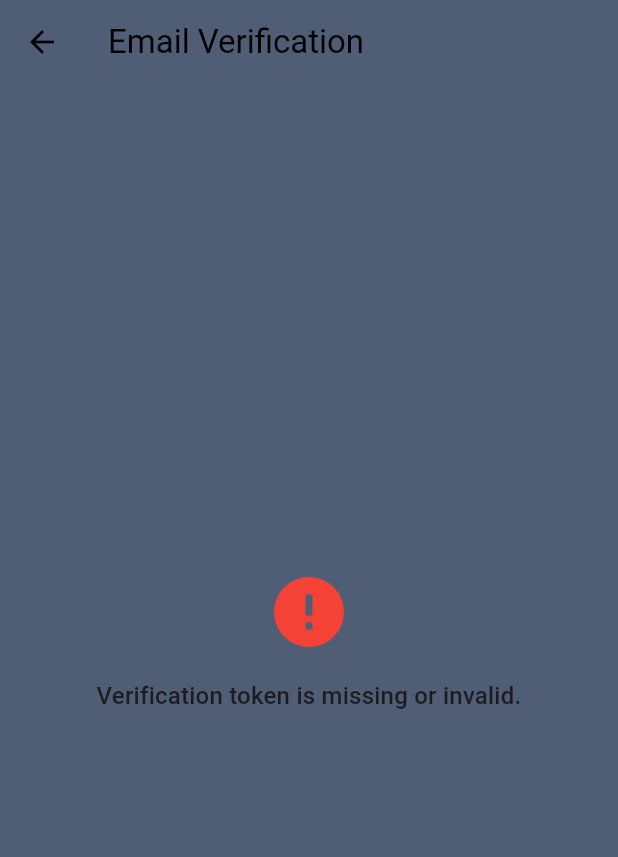
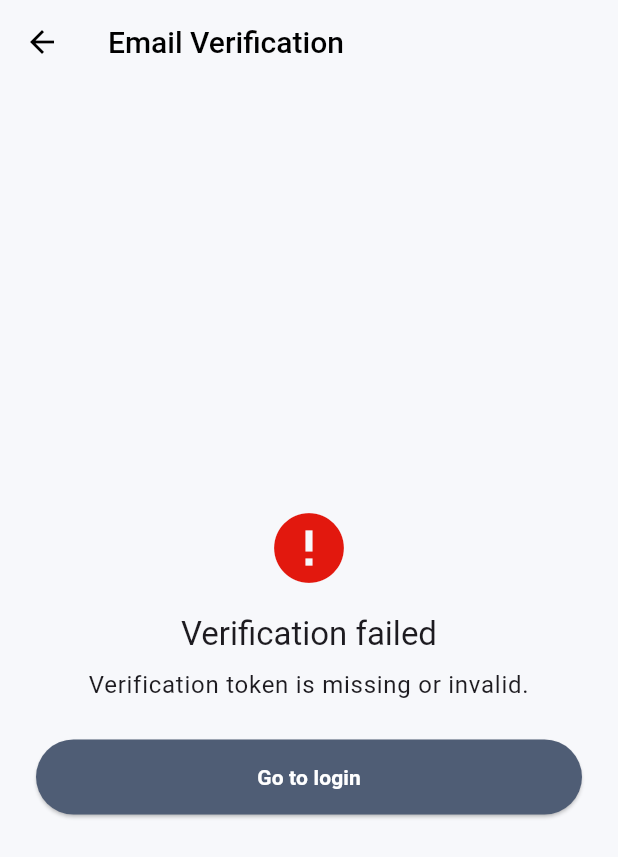
Before and after one commit to CatalystTue/Web-App, a Flutter app: the VerifyScreen screen opened by its route, on a phone screen of 412 x 824 dp. Shown: the top 857 px of the screen. Run offline on Flutter 3.47's test engine with Material 3 defaults, Android fonts, the phone set to English and light mode, and no system bars; drawn by our look-alikes of overlay_support; our stand-ins replace appinio_swiper, gap, get, get_storage; missing offline and left inert: dart:html, dart:ui_web; accounts and stored records are empty.

```diff
--- a/lib/Core/Data/Services/auth_service.dart
+++ b/lib/Core/Data/Services/auth_service.dart
@@ -231,7 +231,7 @@ class AuthenticationService extends ServicesHelper {
     required String htmlName,
     required List<String> groups,
   }) async {
-    final uri = Uri.parse('$baseURL/adminlogin/send-page-now');
+    final uri = Uri.parse('$baseURL/adminlogin/send-now-page');
     final body = jsonEncode(<String, dynamic>{
       'HTMLname': htmlName,
       'groups': groups,
--- a/lib/Features/initform/presentation/controller/initform_controller.dart
+++ b/lib/Features/initform/presentation/controller/initform_controller.dart
@@ -42,7 +42,7 @@ class InitFormController extends GetxController {
   void onAffliationChanged(String value) {
     _debounce?.cancel();
     final query = value.trim();
-    if (query.isEmpty) {
+    if (query.length < 3) {
       options.clear();
       return;
     }
--- a/lib/Features/verify/presentation/verify_screen.dart
+++ b/lib/Features/verify/presentation/verify_screen.dart
@@ -1,4 +1,6 @@
 import 'package:catalyst_flutter_app/Core/Constants/config.dart';
+import 'package:catalyst_flutter_app/Core/Constants/color.dart';
+import 'package:catalyst_flutter_app/Core/Components/buttons_widgets.dart';
 import 'package:catalyst_flutter_app/Core/Data/Services/auth_service.dart';
 import 'package:flutter/material.dart';
 import 'package:get/get.dart';
@@ -63,42 +65,70 @@ class _VerifyScreenState extends State<VerifyScreen> {
   @override
   Widget build(BuildContext context) {
     return Scaffold(
-      backgroundColor: AppConfig().colors.primaryColor,
+      backgroundColor: AppConfig().colors.backGroundColor,
       appBar: AppBar(
-        title: const Text('Email Verification'),
-        backgroundColor: AppConfig().colors.darkYellow,
-        foregroundColor: Colors.black,
+        title: const Text(
+          'Email Verification',
+          style: TextStyle(
+            color: Colors.black,
+            fontSize: 20,
+            fontWeight: FontWeight.w500,
+          ),
+        ),
+        backgroundColor: AppConfig().colors.backGroundColor,
+        foregroundColor: AppColors().secondaryColor,
+        elevation: 0,
       ),
       body: Center(
         child: ConstrainedBox(
-          constraints: const BoxConstraints(maxWidth: 480),
+          constraints: const BoxConstraints(maxWidth: 440),
           child: Padding(
             padding: const EdgeInsets.all(24),
             child: Column(
               mainAxisSize: MainAxisSize.min,
               children: [
                 if (_loading) ...[
-                  const CircularProgressIndicator(),
+                  CircularProgressIndicator(
+                    color: AppConfig().colors.primaryColor,
+                  ),
                   const SizedBox(height: 16),
                 ] else ...[
                   Icon(
                     _success ? Icons.check_circle : Icons.error,
-                    color: _success ? Colors.green : Colors.red,
+                    color: _success
+                        ? AppConfig().colors.greenColor
+                        : AppConfig().colors.redColor,
                     size: 56,
                   ),
                   const SizedBox(height: 16),
                 ],
                 Text(
+                  _loading
+                      ? 'Verifying email'
+                      : _success
+                          ? 'Email verified'
+                          : 'Verification failed',
+                  textAlign: TextAlign.center,
+                  style: Theme.of(context).textTheme.titleLarge,
+                ),
+                const SizedBox(height: 8),
+                Text(
                   _message,
                   textAlign: TextAlign.center,
-                  style: Theme.of(context).textTheme.titleMedium,
+                  style: Theme.of(context).textTheme.bodyLarge,
                 ),
-                const SizedBox(height: 24),
-                // if (!_loading)
-                //   ElevatedButton(
-                //     onPressed: () => Get.offAllNamed(AppConfig().routes.auth),
-                //     child: const Text('Go to Login'),
-                //   ),
+                if (!_loading) ...[
+                  const SizedBox(height: 24),
+                  SizedBox(
+                    width: double.infinity,
+                    child: CustomIconButton(
+                      title: 'Go to login',
+                      onTap: () => Get.offAllNamed(AppConfig().routes.auth),
+                      txtColor: Colors.white,
+                      color: AppConfig().colors.primaryColor,
+                    ),
+                  ),
+                ],
               ],
             ),
           ),
```
Also changed, not shown: lib/Features/reset_password/presentation/reset_password_screen.dart (+6 -15 lines).
